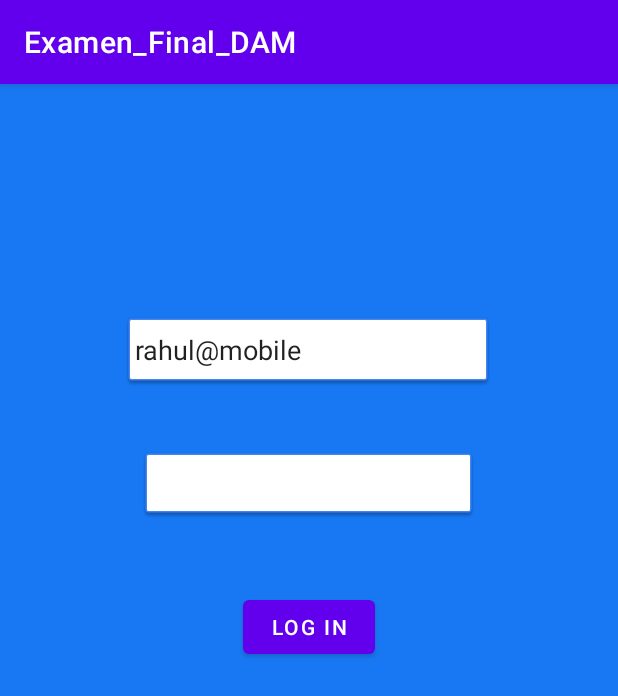
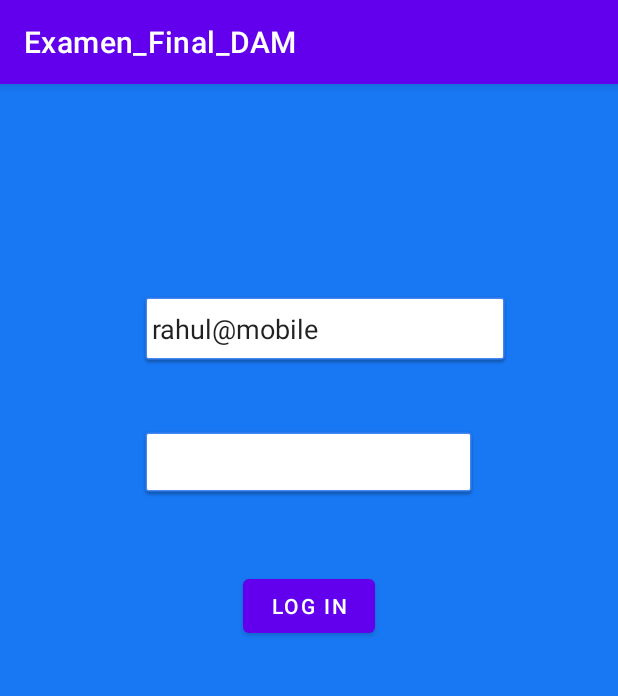
Before and after one commit to hermych/examen_final_dam, an Android app: the screen it shows after launch (MainActivity), on a phone screen of 412 x 824 dp. Shown: the top 696 px of the screen. Run offline under Robolectric (Android 15) with nearby library versions, the phone set to English and light mode, and no system bars.

Commit message:
Estudiante 02 - Talavera Carranza, Anthony Abel!

```diff
--- a/app/src/main/res/layout/activity_main.xml
+++ b/app/src/main/res/layout/activity_main.xml
@@ -19,10 +19,10 @@
         android:textColorHighlight="@color/black"
         app:layout_constraintBottom_toBottomOf="parent"
         app:layout_constraintEnd_toEndOf="parent"
-        app:layout_constraintHorizontal_bias="0.497"
+        app:layout_constraintHorizontal_bias="0.564"
         app:layout_constraintStart_toStartOf="parent"
         app:layout_constraintTop_toTopOf="parent"
-        app:layout_constraintVertical_bias="0.212" />
+        app:layout_constraintVertical_bias="0.192" />
 
     <EditText
         android:id="@+id/editTextTextPassword"
```
